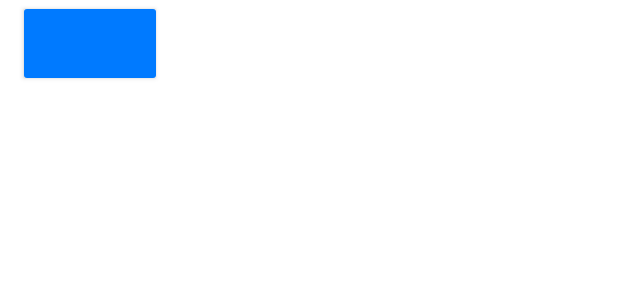
After one commit to tolmachevroman/smash_brothers, an Android app: the layout universes_adapter_item.xml on its own in the app's theme, with its tools: preview values and no code run, on a phone screen of 412 x 824 dp. The commit adds this screen. Shown: the top 300 px of the screen. Run offline under Robolectric (Android 15) with nearby library versions, the phone set to English and light mode, and no system bars.

Commit message:
add Universes list

```diff
--- /dev/null
+++ b/app/src/main/res/layout/universes_adapter_item.xml
@@ -0,0 +1,10 @@
+<?xml version="1.0" encoding="utf-8"?>
+<Button xmlns:android="http://schemas.android.com/apk/res/android"
+    xmlns:app="http://schemas.android.com/apk/res-auto"
+    xmlns:tools="http://schemas.android.com/tools"
+    android:id="@+id/universe_button"
+    style="@style/UniverseButtonStyle"
+    android:layout_width="wrap_content"
+    android:layout_height="wrap_content"
+    android:layout_marginStart="16dp"
+    tools:context=".views.activities.MainActivity" />
--- a/app/src/main/res/values/themes.xml
+++ b/app/src/main/res/values/themes.xml
@@ -41,4 +41,17 @@
         <item name="android:textSize">16sp</item>
         <item name="android:padding">16dp</item>
     </style>
+
+    <style name="UniverseButtonStyle" parent="Widget.MaterialComponents.Button">
+        <item name="backgroundTint">@color/blue_500</item>
+        <item name="android:textColor">@android:color/white</item>
+        <item name="android:textAllCaps">false</item>
+        <item name="android:textSize">16sp</item>
+        <item name="android:textStyle">normal</item>
+        <item name="android:paddingStart">16sp</item>
+        <item name="android:paddingEnd">16sp</item>
+        <item name="android:paddingTop">12sp</item>
+        <item name="android:paddingBottom">12sp</item>
+        <item name="cornerRadius">2dp</item>
+    </style>
 </resources>
```
Also changed, not shown: app/src/main/java/com/koombea/smash/bros/viewmodels/FightersViewModel.kt (+6 -1 lines), app/src/main/java/com/koombea/smash/bros/views/adapters/UniversesAdapter.kt (added, +53 -0 lines), app/src/main/java/com/koombea/smash/bros/views/fragments/FightersFragment.kt (+20 -1 lines), app/src/main/res/layout/fighters_fragment.xml (+10 -0 lines).
